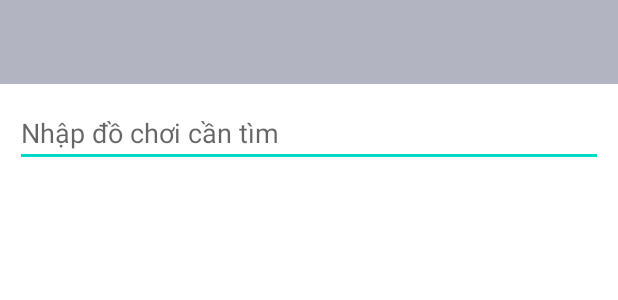
After one commit to Nguyenvsang/AppBanDoChoi, an Android app: the layout activity_search.xml on its own in the app's theme, with its tools: preview values and no code run, on a phone screen of 412 x 824 dp. The commit adds this screen. Shown: the top 300 px of the screen. Run offline under Robolectric (Android 15) with nearby library versions, the phone set to English and light mode, and no system bars.

Commit message:
cập nhật giao diện tìm kiếm

```diff
--- a/app/src/main/AndroidManifest.xml
+++ b/app/src/main/AndroidManifest.xml
@@ -13,6 +13,9 @@
         android:supportsRtl="true"
         android:theme="@style/Theme.AppBanDoChoi"
         tools:targetApi="31">
+        <activity
+            android:name=".SearchActivity"
+            android:exported="false" />
         <activity
             android:name=".XemDonActivity"
             android:exported="false" />
@@ -30,7 +33,7 @@
             android:exported="false" />
         <activity
             android:name=".activity.DangNhapActivity"
-            android:exported="true"></activity>
+            android:exported="true" />
         <activity
             android:name=".activity.DangKyActivity"
             android:exported="false" />
--- /dev/null
+++ b/app/src/main/res/drawable/ic_search_24.xml
@@ -0,0 +1,5 @@
+<vector android:height="24dp" android:tint="#FFFFFF"
+    android:viewportHeight="24" android:viewportWidth="24"
+    android:width="24dp" xmlns:android="http://schemas.android.com/apk/res/android">
+    <path android:fillColor="@android:color/white" android:pathData="M15.5,14h-0.79l-0.28,-0.27C15.41,12.59 16,11.11 16,9.5 16,5.91 13.09,3 9.5,3S3,5.91 3,9.5 5.91,16 9.5,16c1.61,0 3.09,-0.59 4.23,-1.57l0.27,0.28v0.79l5,4.99L20.49,19l-4.99,-5zM9.5,14C7.01,14 5,11.99 5,9.5S7.01,5 9.5,5 14,7.01 14,9.5 11.99,14 9.5,14z"/>
+</vector>
--- /dev/null
+++ b/app/src/main/res/layout/activity_search.xml
@@ -0,0 +1,36 @@
+<?xml version="1.0" encoding="utf-8"?>
+<androidx.constraintlayout.widget.ConstraintLayout xmlns:android="http://schemas.android.com/apk/res/android"
+    xmlns:app="http://schemas.android.com/apk/res-auto"
+    xmlns:tools="http://schemas.android.com/tools"
+    android:layout_width="match_parent"
+    android:layout_height="match_parent"
+    tools:context=".activity.SearchActivity">
+
+    <androidx.appcompat.widget.Toolbar
+        android:id="@+id/toobar"
+        app:title=""
+        android:background="#B2B4C1"
+        app:layout_constraintTop_toTopOf="parent"
+        android:layout_width="match_parent"
+        android:layout_height="?attr/actionBarSize">
+    </androidx.appcompat.widget.Toolbar>
+    <EditText
+        android:hint="Nhập đồ chơi cần tìm"
+        android:layout_marginTop="10dp"
+        android:layout_marginRight="10dp"
+        android:layout_marginLeft="10dp"
+        android:id="@+id/edtsearch"
+        android:layout_width="match_parent"
+        android:layout_height="wrap_content"
+        app:layout_constraintTop_toBottomOf="@id/toobar"/>
+    <androidx.recyclerview.widget.RecyclerView
+        android:id="@+id/recycleview_search"
+        android:layout_marginTop="5dp"
+        android:layout_marginStart="5dp"
+        android:layout_marginEnd="5dp"
+        app:layout_constraintTop_toBottomOf="@id/edtsearch"
+        app:layout_constraintBottom_toBottomOf="parent"
+        android:layout_width="match_parent"
+        android:layout_height="0dp"/>
+
+</androidx.constraintlayout.widget.ConstraintLayout>
```
Also changed, not shown: app/src/main/java/com/example/appbandochoi/activity/SearchActivity.java (added, +16 -0 lines), app/src/main/res/layout/activity_main.xml (+28 -0 lines).
